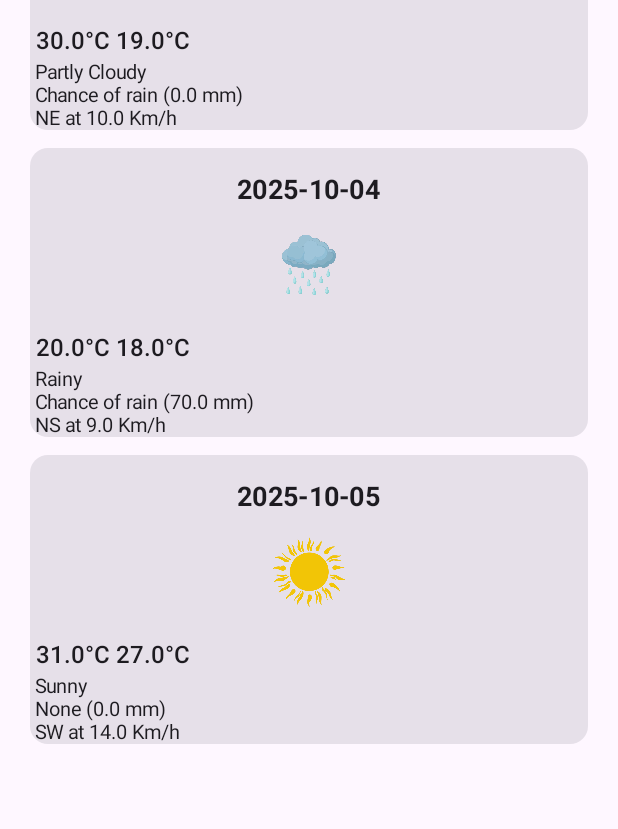
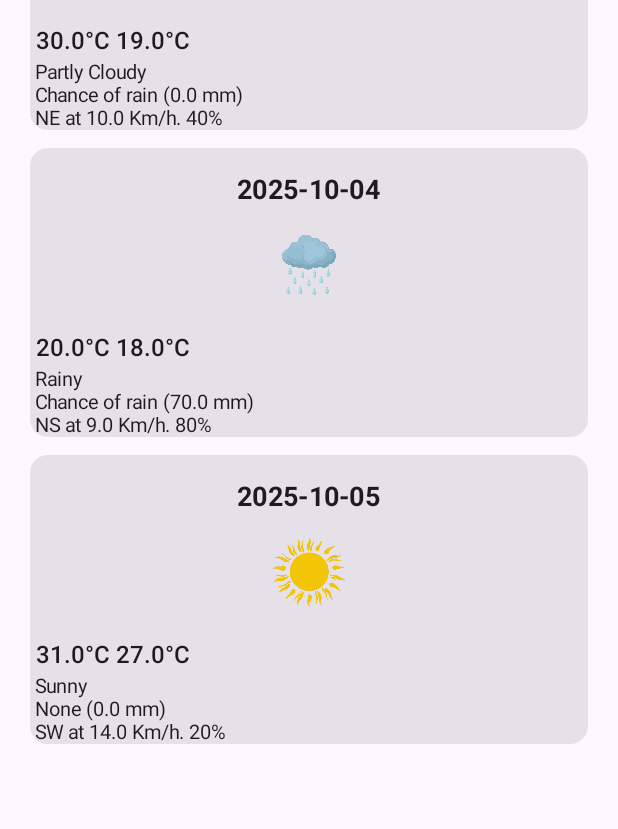
Before and after one commit to EmillyHol/Weather-Project, an Android app built with Jetpack Compose: the DailyForecastScreen screen opened through its navigation route, on a phone screen of 412 x 824 dp. Shown: the part 267-1096 px from the top of the screen. Run offline under Robolectric (Android 15) with nearby library versions, the phone set to English and light mode, and no system bars.

Commit message:
Ass1Done

```diff
--- a/app/src/main/java/com/example/weatherapp/ui/screens/DailyForecast.kt
+++ b/app/src/main/java/com/example/weatherapp/ui/screens/DailyForecast.kt
@@ -89,7 +89,7 @@ fun ForecastCard(day: Forecast) {
 
         Text(text = " ${day.condition}",fontSize = 13.sp)
         Text(text = " ${day.precipitationType} (${day.precipitationAmount} mm)",fontSize = 13.sp)
-        Text(text = " ${day.windDirection} at ${day.windSpeed} Km/h",fontSize = 13.sp)
+        Text(text = " ${day.windDirection} at ${day.windSpeed} Km/h. ${day.humidity}%",fontSize = 13.sp)
     }
 
 }
```
